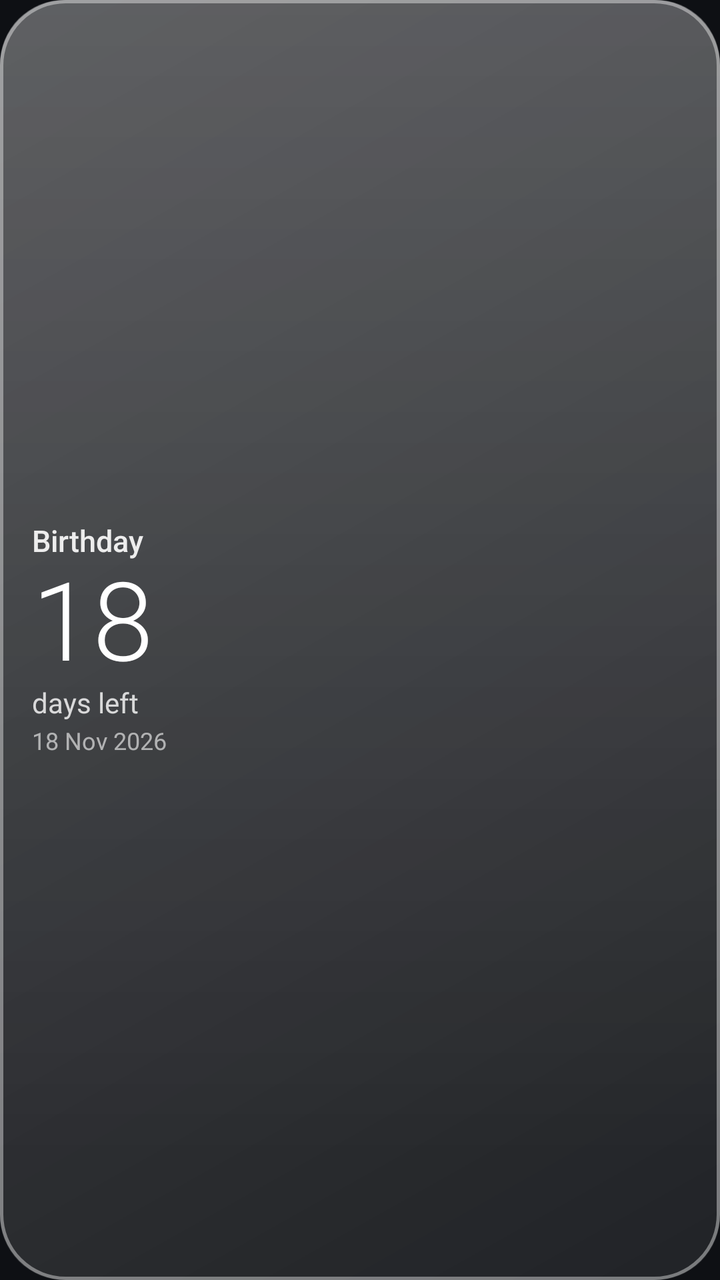
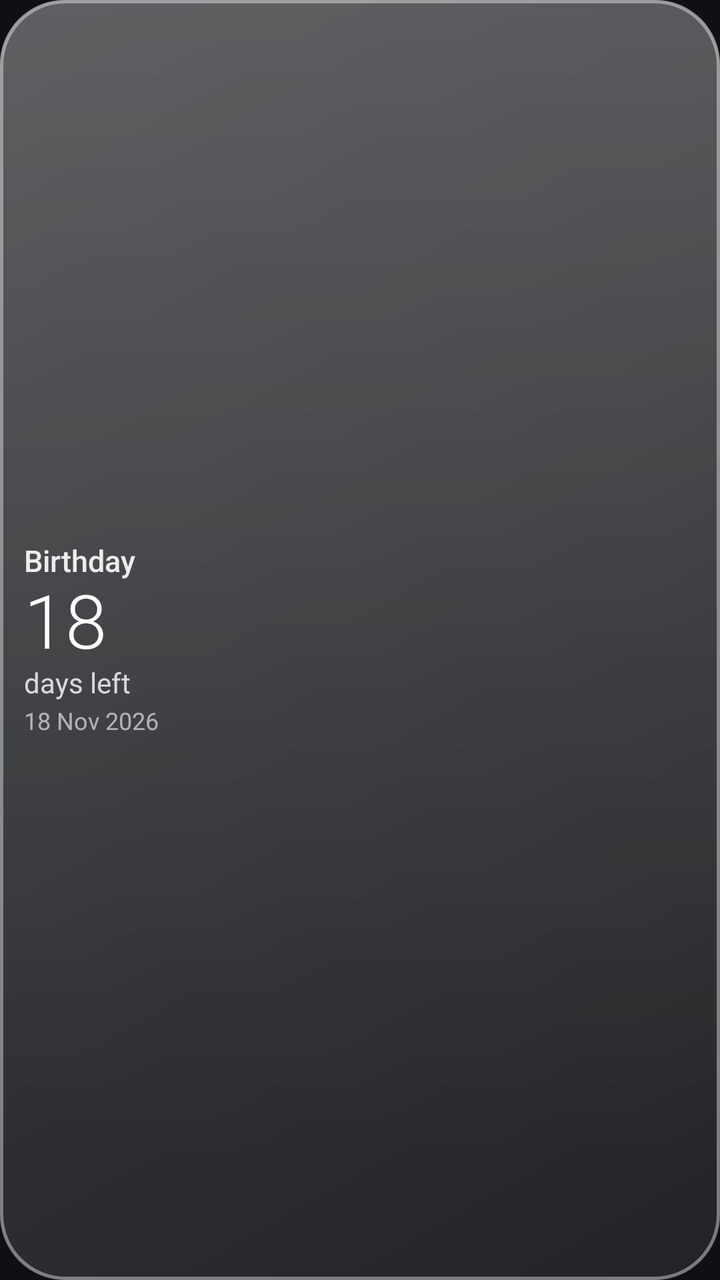

Screens rendered from an Android XML layout before and after an edit, with the pre-edit source and the edit as a unified diff.
<!-- AndroidManifest.xml: application theme Theme.GlassWidgets -->
<!-- res/layout/widget_glass_countdown.xml -->
<?xml version="1.0" encoding="utf-8"?>
<FrameLayout xmlns:android="http://schemas.android.com/apk/res/android"
    android:id="@+id/widget_root"
    android:layout_width="match_parent"
    android:layout_height="match_parent"
    android:background="@drawable/glass_bg"
    android:padding="16dp">

    <LinearLayout
        android:layout_width="match_parent"
        android:layout_height="match_parent"
        android:gravity="center_vertical"
        android:orientation="vertical">

        <TextView
            android:id="@+id/countdown_title"
            android:layout_width="match_parent"
            android:layout_height="wrap_content"
            android:ellipsize="end"
            android:fontFamily="sans-serif-medium"
            android:includeFontPadding="false"
            android:maxLines="1"
            android:text="Birthday"
            android:textColor="#E6FFFFFF"
            android:textSize="15sp" />

        <TextView
            android:id="@+id/countdown_days"
            android:layout_width="match_parent"
            android:layout_height="64dp"
            android:autoSizeMaxTextSize="56sp"
            android:autoSizeMinTextSize="20sp"
            android:autoSizeTextType="uniform"
            android:fontFamily="sans-serif-light"
            android:gravity="center_vertical"
            android:includeFontPadding="false"
            android:maxLines="1"
            android:text="18"
            android:textColor="#FFFFFFFF" />

        <TextView
            android:id="@+id/countdown_unit"
            android:layout_width="match_parent"
            android:layout_height="wrap_content"
            android:ellipsize="end"
            android:includeFontPadding="false"
            android:maxLines="1"
            android:text="days left"
            android:textColor="#CCFFFFFF"
            android:textSize="14sp" />

        <TextView
            android:id="@+id/countdown_date"
            android:layout_width="match_parent"
            android:layout_height="wrap_content"
            android:layout_marginTop="4dp"
            android:ellipsize="end"
            android:includeFontPadding="false"
            android:maxLines="1"
            android:text="18 Nov 2026"
            android:textColor="#99FFFFFF"
            android:textSize="12sp" />

    </LinearLayout>

</FrameLayout>
<!-- resources referenced by this layout -->
<resources>
  <!-- drawable glass_bg (drawable) -->
  <?xml version="1.0" encoding="utf-8"?>
  <layer-list xmlns:android="http://schemas.android.com/apk/res/android">
  
      
      <item>
          <shape android:shape="rectangle">
              <gradient
                  android:angle="315"
                  android:endColor="#14FFFFFF"
                  android:startColor="#38FFFFFF"
                  android:type="linear" />
              <corners android:radius="32dp" />
          </shape>
      </item>
  
      
      <item android:bottom="60dp">
          <shape android:shape="rectangle">
              <gradient
                  android:angle="270"
                  android:endColor="#00FFFFFF"
                  android:startColor="#26FFFFFF"
                  android:type="linear" />
              <corners
                  android:topLeftRadius="32dp"
                  android:topRightRadius="32dp" />
          </shape>
      </item>
  
      
      <item>
          <shape android:shape="rectangle">
              <stroke
                  android:width="1.5dp"
                  android:color="#66FFFFFF" />
              <corners android:radius="32dp" />
          </shape>
      </item>
  
  </layer-list>
  <style name="Theme.GlassWidgets" parent="Theme.Material3.Dark.NoActionBar">
          <item name="colorPrimary">@color/accent</item>
          <item name="colorOnPrimary">@color/on_accent</item>
          <item name="colorSecondaryContainer">@color/accent_container</item>
          <item name="colorOnSecondaryContainer">@color/text_primary</item>
          <item name="android:windowBackground">@color/app_bg</item>
          <item name="android:statusBarColor">@color/app_bg</item>
          <item name="android:navigationBarColor">@color/app_bg</item>
      </style>
  <color name="accent">#4FD0E0</color>
  <color name="on_accent">#06191D</color>
  <color name="accent_container">#17414A</color>
  <color name="text_primary">#EAF2F5</color>
  <color name="app_bg">#0E1014</color>
</resources>

<!-- the commit's change to res/layout/widget_glass_countdown.xml (unified diff, before → after) -->
@@ -4,7 +4,7 @@
     android:layout_width="match_parent"
     android:layout_height="match_parent"
     android:background="@drawable/glass_bg"
-    android:padding="16dp">
+    android:padding="12dp">
 
     <LinearLayout
         android:layout_width="match_parent"
@@ -27,8 +27,8 @@
         <TextView
             android:id="@+id/countdown_days"
             android:layout_width="match_parent"
-            android:layout_height="64dp"
-            android:autoSizeMaxTextSize="56sp"
+            android:layout_height="44dp"
+            android:autoSizeMaxTextSize="40sp"
             android:autoSizeMinTextSize="20sp"
             android:autoSizeTextType="uniform"
             android:fontFamily="sans-serif-light"
